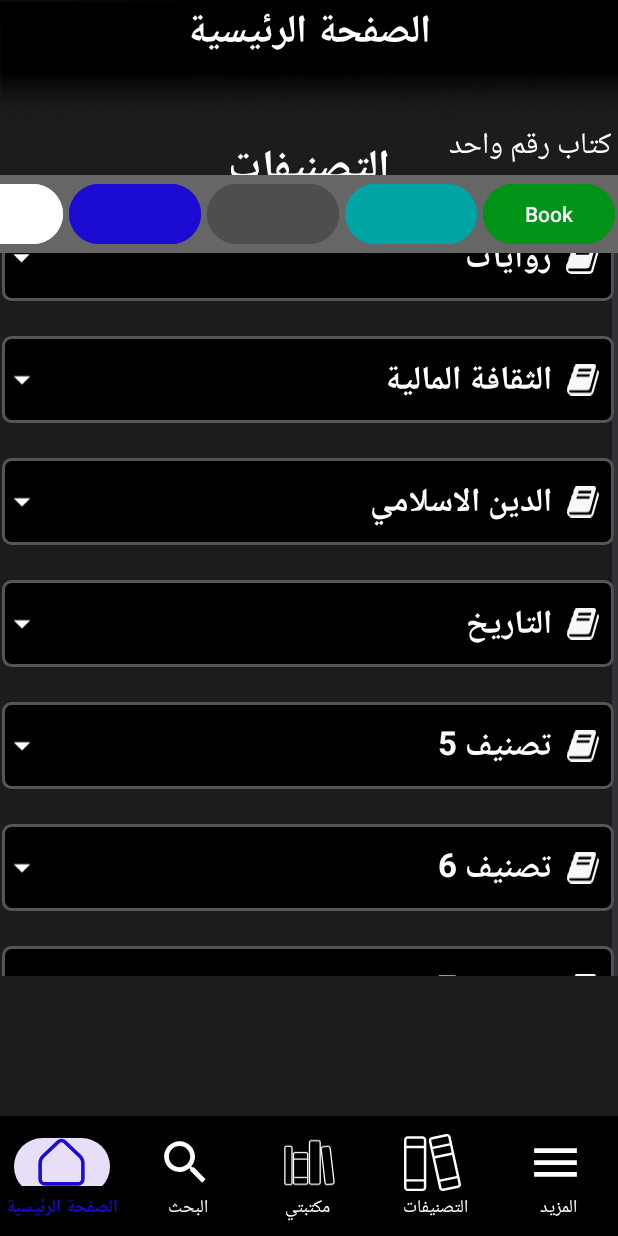
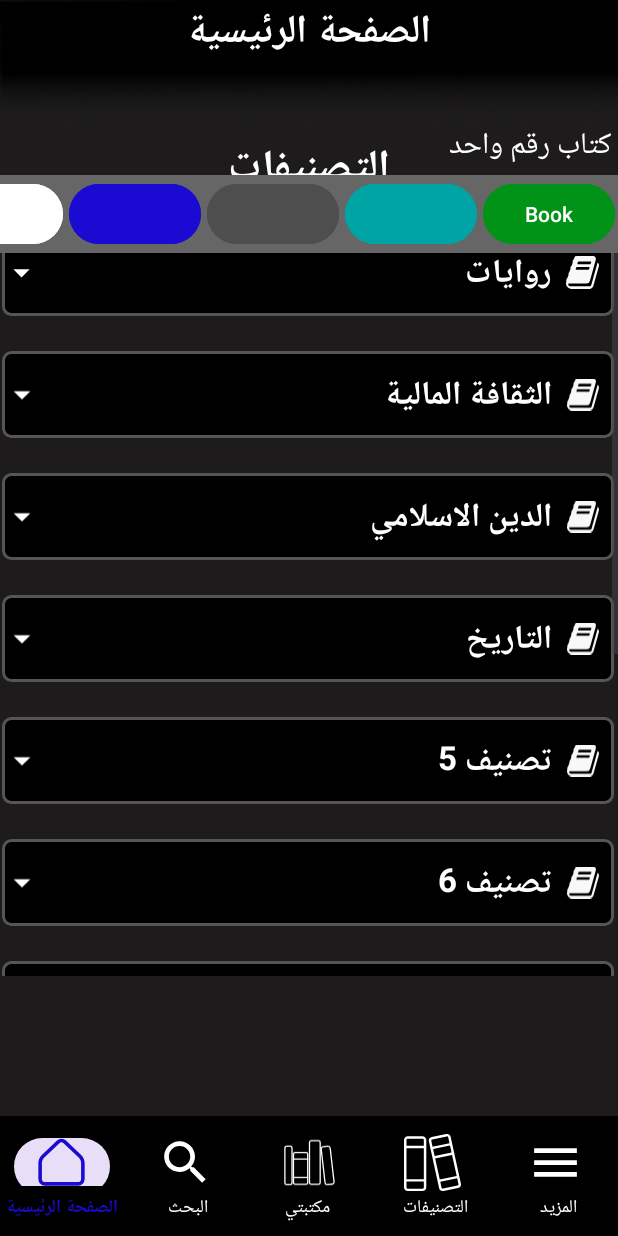
Before and after one commit to obada5Alghanim/a-h, an Android app: the fragment Categories_fragment placed in its activity, on a phone screen of 412 x 824 dp. Run offline under Robolectric (Android 15) with nearby library versions, the phone set to English and light mode, and no system bars.

Commit message:
edit fragment_categories_fragment

```diff
--- a/app/src/main/res/layout/fragment_categories_fragment.xml
+++ b/app/src/main/res/layout/fragment_categories_fragment.xml
@@ -9,9 +9,9 @@
 tools:context=".Categories_fragment">
 
 
-    <LinearLayout
+<RelativeLayout
     android:layout_width="match_parent"
-        android:layout_height="693dp"
+    android:layout_height="wrap_content"
     android:layout_alignParentStart="true"
     android:layout_alignParentTop="true"
     android:layout_alignParentEnd="true"
@@ -20,7 +20,6 @@
     android:layout_marginTop="0dp"
     android:layout_marginEnd="0dp"
     android:layout_marginBottom="90dp"
-        android:orientation="vertical"
     app:layout_constraintBottom_toBottomOf="parent"
     app:layout_constraintEnd_toEndOf="parent"
     app:layout_constraintStart_toStartOf="parent">
@@ -29,6 +28,12 @@
         android:id="@+id/textView"
         android:layout_width="match_parent"
         android:layout_height="wrap_content"
+        android:layout_alignParentStart="true"
+        android:layout_alignParentTop="true"
+        android:layout_alignParentEnd="true"
+        android:layout_marginStart="0dp"
+        android:layout_marginTop="0dp"
+        android:layout_marginEnd="0dp"
         android:text="التصنيفات"
         android:textAlignment="center"
         android:textColor="@color/white"
@@ -41,8 +46,9 @@
 
     <ScrollView
         android:layout_width="match_parent"
-            android:layout_height="801dp"
-            android:layout_marginBottom="90dp">
+        android:layout_height="wrap_content"
+        android:layout_below="@+id/textView"
+        android:layout_marginTop="10dp">
 
         <LinearLayout
             android:layout_width="match_parent"
@@ -637,52 +643,54 @@
                     app:srcCompat="@drawable/cat_book1" />
             </LinearLayout>
 
-                <LinearLayout
-                    android:layout_width="match_parent"
-                    android:layout_height="58dp"
-                    android:layout_marginStart="1dp"
-                    android:layout_marginTop="23dp"
-                    android:layout_marginEnd="1dp"
-                    android:background="@drawable/frame_2"
-                    android:orientation="horizontal"
-                    android:visibility="visible">
 
-                    <ImageView
-                        android:id="@+id/imageView23"
-                        android:layout_width="55dp"
-                        android:layout_height="match_parent"
-                        android:layout_weight="1"
-                        app:srcCompat="@drawable/arrow_down" />
-
-                    <TextView
-                        android:id="@+id/Cat12"
-                        android:layout_width="340dp"
-                        android:layout_height="58dp"
-                        android:layout_marginRight="10dp"
-                        android:backgroundTint="@color/black"
-                        android:drawablePadding="12dp"
-                        android:gravity="right"
-                        android:paddingTop="12dp"
-                        android:text="تصنيف 12"
-                        android:textColor="@color/white"
-                        android:textSize="22dp"
-                        android:textStyle="bold" />
-
-                    <ImageView
-                        android:id="@+id/imageView24"
-                        android:layout_width="50dp"
-                        android:layout_height="30dp"
-                        android:layout_gravity="center"
-                        android:layout_marginRight="10dp"
-                        android:layout_weight="1"
-                        app:srcCompat="@drawable/cat_book1" />
-
-                </LinearLayout>
 
         </LinearLayout>
 
     </ScrollView>
 
-    </LinearLayout>
+</RelativeLayout>
 
 </RelativeLayout>
+<!--obada -->
+    <!--            <LinearLayout-->
+    <!--                android:layout_width="match_parent"-->
+    <!--                android:layout_height="58dp"-->
+    <!--                android:layout_marginStart="1dp"-->
+    <!--                android:layout_marginTop="23dp"-->
+    <!--                android:layout_marginEnd="1dp"-->
+    <!--                android:background="@drawable/frame_2"-->
+    <!--                android:orientation="horizontal"-->
+    <!--                android:visibility="visible">-->
+
+    <!--                <ImageView-->
+    <!--                    android:id="@+id/imageView23"-->
+    <!--                    android:layout_width="55dp"-->
+    <!--                    android:layout_height="match_parent"-->
+    <!--                    android:layout_weight="1"-->
+    <!--                    app:srcCompat="@drawable/arrow_down" />-->
+
+    <!--                <TextView-->
+    <!--                    android:id="@+id/Cat12"-->
+    <!--                    android:layout_width="340dp"-->
+    <!--                    android:layout_height="58dp"-->
+    <!--                    android:layout_marginRight="10dp"-->
+    <!--                    android:backgroundTint="@color/black"-->
+    <!--                    android:drawablePadding="12dp"-->
+    <!--                    android:gravity="right"-->
+    <!--                    android:paddingTop="12dp"-->
+    <!--                    android:text="تصنيف 12"-->
+    <!--                    android:textColor="@color/white"-->
+    <!--                    android:textSize="22dp"-->
+    <!--                    android:textStyle="bold" />-->
+
+    <!--                <ImageView-->
+    <!--                    android:id="@+id/imageView24"-->
+    <!--                    android:layout_width="50dp"-->
+    <!--                    android:layout_height="30dp"-->
+    <!--                    android:layout_gravity="center"-->
+    <!--                    android:layout_marginRight="10dp"-->
+    <!--                    android:layout_weight="1"-->
+    <!--                    app:srcCompat="@drawable/cat_book1" />-->
+
+    <!--            </LinearLayout>-->
```
Lines whose indentation alone changed are shown as unchanged.
